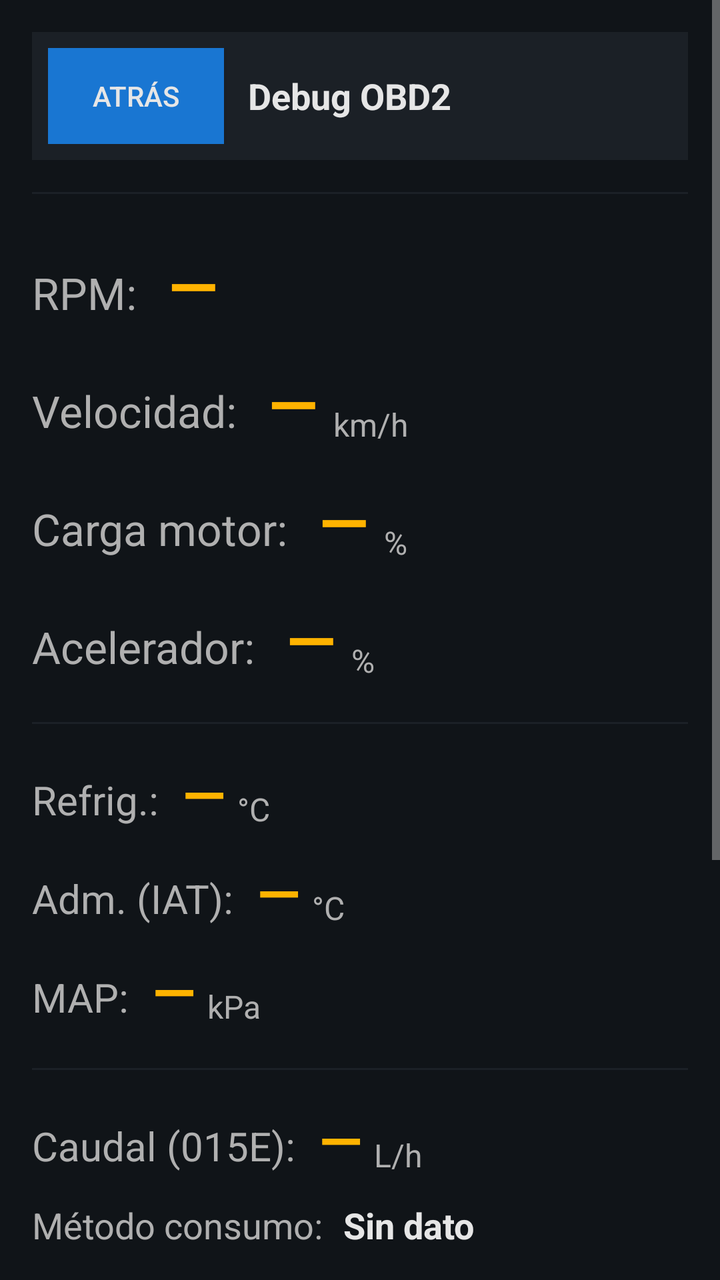
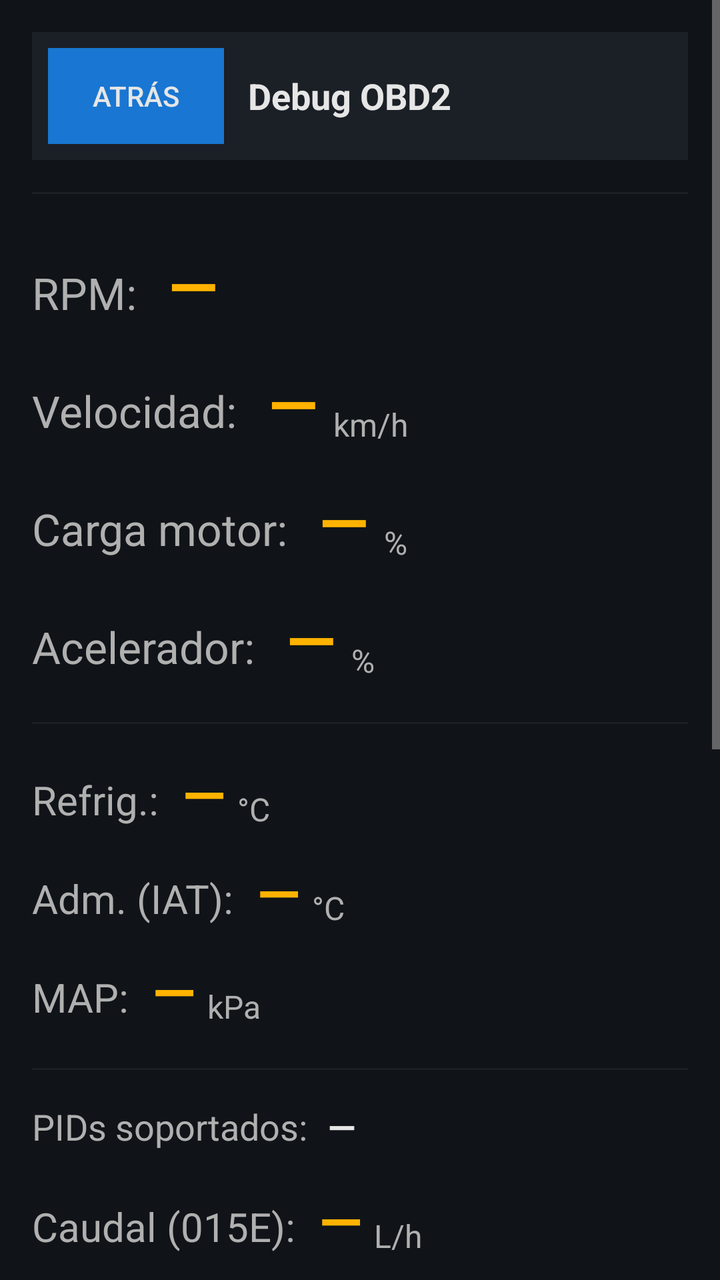

Before-and-after screenshots of an Android layout around one commit, followed by the original layout XML and the change that was made.
<!-- AndroidManifest.xml: application theme Theme.ObdMap -->
<!-- res/layout/activity_obd_debug.xml -->
<?xml version="1.0" encoding="utf-8"?>
<ScrollView xmlns:android="http://schemas.android.com/apk/res/android"
    android:layout_width="match_parent"
    android:layout_height="match_parent"
    android:background="@color/background_dark">

    <LinearLayout
        android:layout_width="match_parent"
        android:layout_height="wrap_content"
        android:orientation="vertical"
        android:padding="16dp">

        
        <LinearLayout
            android:layout_width="match_parent"
            android:layout_height="wrap_content"
            android:background="@color/surface_dark"
            android:orientation="horizontal"
            android:padding="8dp">

            <Button
                android:id="@+id/debugBackButton"
                android:layout_width="wrap_content"
                android:layout_height="wrap_content"
                android:layout_gravity="center_vertical"
                android:background="@color/primary_dark"
                android:paddingStart="16dp"
                android:paddingEnd="16dp"
                android:text="@string/debug_back_button"
                android:textColor="@color/text_primary"
                android:textSize="14sp" />

            <TextView
                android:layout_width="0dp"
                android:layout_height="wrap_content"
                android:layout_gravity="center_vertical"
                android:layout_marginStart="12dp"
                android:layout_weight="1"
                android:text="@string/debug_title"
                android:textColor="@color/text_primary"
                android:textSize="18sp"
                android:textStyle="bold" />
        </LinearLayout>

        
        <View
            android:layout_width="match_parent"
            android:layout_height="1dp"
            android:layout_marginTop="16dp"
            android:background="@color/surface_dark" />

        
        
        

        
        <LinearLayout
            android:layout_width="match_parent"
            android:layout_height="wrap_content"
            android:layout_marginTop="24dp"
            android:orientation="horizontal">

            <TextView
                android:layout_width="wrap_content"
                android:layout_height="wrap_content"
                android:text="@string/debug_rpm_label"
                android:textColor="@color/text_secondary"
                android:textSize="22sp" />

            <TextView
                android:id="@+id/debugRpmValue"
                android:layout_width="wrap_content"
                android:layout_height="wrap_content"
                android:layout_marginStart="16dp"
                android:text="@string/debug_no_data"
                android:textColor="@color/accent"
                android:textSize="32sp"
                android:textStyle="bold" />
        </LinearLayout>

        
        <LinearLayout
            android:layout_width="match_parent"
            android:layout_height="wrap_content"
            android:layout_marginTop="16dp"
            android:orientation="horizontal">

            <TextView
                android:layout_width="wrap_content"
                android:layout_height="wrap_content"
                android:text="@string/debug_speed_label"
                android:textColor="@color/text_secondary"
                android:textSize="22sp" />

            <TextView
                android:id="@+id/debugSpeedValue"
                android:layout_width="wrap_content"
                android:layout_height="wrap_content"
                android:layout_marginStart="16dp"
                android:text="@string/debug_no_data"
                android:textColor="@color/accent"
                android:textSize="32sp"
                android:textStyle="bold" />

            <TextView
                android:layout_width="wrap_content"
                android:layout_height="wrap_content"
                android:layout_marginStart="8dp"
                android:layout_gravity="bottom"
                android:text="@string/debug_speed_unit"
                android:textColor="@color/text_secondary"
                android:textSize="16sp" />
        </LinearLayout>

        
        <LinearLayout
            android:layout_width="match_parent"
            android:layout_height="wrap_content"
            android:layout_marginTop="16dp"
            android:orientation="horizontal">

            <TextView
                android:layout_width="wrap_content"
                android:layout_height="wrap_content"
                android:text="@string/debug_load_label"
                android:textColor="@color/text_secondary"
                android:textSize="22sp" />

            <TextView
                android:id="@+id/debugLoadValue"
                android:layout_width="wrap_content"
                android:layout_height="wrap_content"
                android:layout_marginStart="16dp"
                android:text="@string/debug_no_data"
                android:textColor="@color/accent"
                android:textSize="32sp"
                android:textStyle="bold" />

            <TextView
                android:layout_width="wrap_content"
                android:layout_height="wrap_content"
                android:layout_marginStart="8dp"
                android:layout_gravity="bottom"
                android:text="@string/debug_load_unit"
                android:textColor="@color/text_secondary"
                android:textSize="16sp" />
        </LinearLayout>

        
        <LinearLayout
            android:layout_width="match_parent"
            android:layout_height="wrap_content"
            android:layout_marginTop="16dp"
            android:orientation="horizontal">

            <TextView
                android:layout_width="wrap_content"
                android:layout_height="wrap_content"
                android:text="@string/debug_throttle_label"
                android:textColor="@color/text_secondary"
                android:textSize="22sp" />

            <TextView
                android:id="@+id/debugThrottleValue"
                android:layout_width="wrap_content"
                android:layout_height="wrap_content"
                android:layout_marginStart="16dp"
                android:text="@string/debug_no_data"
                android:textColor="@color/accent"
                android:textSize="32sp"
                android:textStyle="bold" />

            <TextView
                android:layout_width="wrap_content"
                android:layout_height="wrap_content"
                android:layout_marginStart="8dp"
                android:layout_gravity="bottom"
                android:text="@string/debug_throttle_unit"
                android:textColor="@color/text_secondary"
                android:textSize="16sp" />
        </LinearLayout>

        
        <View
            android:layout_width="match_parent"
            android:layout_height="1dp"
            android:layout_marginTop="20dp"
            android:background="@color/surface_dark" />

        
        
        

        
        <LinearLayout
            android:layout_width="match_parent"
            android:layout_height="wrap_content"
            android:layout_marginTop="16dp"
            android:orientation="horizontal">

            <TextView
                android:layout_width="wrap_content"
                android:layout_height="wrap_content"
                android:text="@string/debug_coolant_label"
                android:textColor="@color/text_secondary"
                android:textSize="20sp" />

            <TextView
                android:id="@+id/debugCoolantValue"
                android:layout_width="wrap_content"
                android:layout_height="wrap_content"
                android:layout_marginStart="12dp"
                android:text="@string/debug_no_data"
                android:textColor="@color/accent"
                android:textSize="28sp"
                android:textStyle="bold" />

            <TextView
                android:layout_width="wrap_content"
                android:layout_height="wrap_content"
                android:layout_marginStart="6dp"
                android:layout_gravity="bottom"
                android:text="@string/debug_coolant_unit"
                android:textColor="@color/text_secondary"
                android:textSize="16sp" />
        </LinearLayout>

        
        <LinearLayout
            android:layout_width="match_parent"
            android:layout_height="wrap_content"
            android:layout_marginTop="12dp"
            android:orientation="horizontal">

            <TextView
                android:layout_width="wrap_content"
                android:layout_height="wrap_content"
                android:text="@string/debug_iat_label"
                android:textColor="@color/text_secondary"
                android:textSize="20sp" />

            <TextView
                android:id="@+id/debugIatValue"
                android:layout_width="wrap_content"
                android:layout_height="wrap_content"
                android:layout_marginStart="12dp"
                android:text="@string/debug_no_data"
                android:textColor="@color/accent"
                android:textSize="28sp"
                android:textStyle="bold" />

            <TextView
                android:layout_width="wrap_content"
                android:layout_height="wrap_content"
                android:layout_marginStart="6dp"
                android:layout_gravity="bottom"
                android:text="@string/debug_iat_unit"
                android:textColor="@color/text_secondary"
                android:textSize="16sp" />
        </LinearLayout>

        
        <LinearLayout
            android:layout_width="match_parent"
            android:layout_height="wrap_content"
            android:layout_marginTop="12dp"
            android:orientation="horizontal">

            <TextView
                android:layout_width="wrap_content"
                android:layout_height="wrap_content"
                android:text="@string/debug_map_label"
                android:textColor="@color/text_secondary"
                android:textSize="20sp" />

            <TextView
                android:id="@+id/debugMapValue"
                android:layout_width="wrap_content"
                android:layout_height="wrap_content"
                android:layout_marginStart="12dp"
                android:text="@string/debug_no_data"
                android:textColor="@color/accent"
                android:textSize="28sp"
                android:textStyle="bold" />

            <TextView
                android:layout_width="wrap_content"
                android:layout_height="wrap_content"
                android:layout_marginStart="6dp"
                android:layout_gravity="bottom"
                android:text="@string/debug_map_unit"
                android:textColor="@color/text_secondary"
                android:textSize="16sp" />
        </LinearLayout>

        
        <View
            android:layout_width="match_parent"
            android:layout_height="1dp"
            android:layout_marginTop="20dp"
            android:background="@color/surface_dark" />

        
        
        

        
        <LinearLayout
            android:layout_width="match_parent"
            android:layout_height="wrap_content"
            android:layout_marginTop="16dp"
            android:orientation="horizontal">

            <TextView
                android:layout_width="wrap_content"
                android:layout_height="wrap_content"
                android:text="@string/debug_fuelrate_label"
                android:textColor="@color/text_secondary"
                android:textSize="20sp" />

            <TextView
                android:id="@+id/debugFuelRateValue"
                android:layout_width="wrap_content"
                android:layout_height="wrap_content"
                android:layout_marginStart="12dp"
                android:text="@string/debug_no_data"
                android:textColor="@color/accent"
                android:textSize="28sp"
                android:textStyle="bold" />

            <TextView
                android:layout_width="wrap_content"
                android:layout_height="wrap_content"
                android:layout_marginStart="6dp"
                android:layout_gravity="bottom"
                android:text="@string/debug_fuelrate_unit"
                android:textColor="@color/text_secondary"
                android:textSize="16sp" />
        </LinearLayout>

        
        <LinearLayout
            android:layout_width="match_parent"
            android:layout_height="wrap_content"
            android:layout_marginTop="12dp"
            android:orientation="horizontal">

            <TextView
                android:layout_width="wrap_content"
                android:layout_height="wrap_content"
                android:text="@string/debug_fuel_method_label"
                android:textColor="@color/text_secondary"
                android:textSize="18sp" />

            <TextView
                android:id="@+id/debugFuelMethodValue"
                android:layout_width="wrap_content"
                android:layout_height="wrap_content"
                android:layout_marginStart="10dp"
                android:text="@string/debug_fuel_method_none"
                android:textColor="@color/text_primary"
                android:textSize="18sp"
                android:textStyle="bold" />
        </LinearLayout>

        
        <LinearLayout
            android:layout_width="match_parent"
            android:layout_height="wrap_content"
            android:layout_marginTop="16dp"
            android:orientation="horizontal">

            <TextView
                android:layout_width="wrap_content"
                android:layout_height="wrap_content"
                android:text="@string/debug_instant_lh_label"
                android:textColor="@color/text_secondary"
                android:textSize="22sp" />

            <TextView
                android:id="@+id/debugInstantLhValue"
                android:layout_width="wrap_content"
                android:layout_height="wrap_content"
                android:layout_marginStart="16dp"
                android:text="@string/debug_no_data"
                android:textColor="@color/accent"
                android:textSize="32sp"
                android:textStyle="bold" />

            <TextView
                android:layout_width="wrap_content"
                android:layout_height="wrap_content"
                android:layout_marginStart="8dp"
                android:layout_gravity="bottom"
                android:text="@string/debug_instant_lh_unit"
                android:textColor="@color/text_secondary"
                android:textSize="16sp" />
        </LinearLayout>

        
        <LinearLayout
            android:layout_width="match_parent"
            android:layout_height="wrap_content"
            android:layout_marginTop="12dp"
            android:orientation="horizontal">

            <TextView
                android:layout_width="wrap_content"
                android:layout_height="wrap_content"
                android:text="@string/debug_instant_l100km_label"
                android:textColor="@color/text_secondary"
                android:textSize="22sp" />

            <TextView
                android:id="@+id/debugInstantL100kmValue"
                android:layout_width="wrap_content"
                android:layout_height="wrap_content"
                android:layout_marginStart="16dp"
                android:text="@string/debug_no_data"
                android:textColor="@color/accent"
                android:textSize="32sp"
                android:textStyle="bold" />

            <TextView
                android:layout_width="wrap_content"
                android:layout_height="wrap_content"
                android:layout_marginStart="8dp"
                android:layout_gravity="bottom"
                android:text="@string/debug_instant_l100km_unit"
                android:textColor="@color/text_secondary"
                android:textSize="16sp" />
        </LinearLayout>

        
        <LinearLayout
            android:layout_width="match_parent"
            android:layout_height="wrap_content"
            android:layout_marginTop="12dp"
            android:orientation="horizontal">

            <TextView
                android:layout_width="wrap_content"
                android:layout_height="wrap_content"
                android:text="@string/debug_average_l100km_label"
                android:textColor="@color/text_secondary"
                android:textSize="22sp" />

            <TextView
                android:id="@+id/debugAverageL100kmValue"
                android:layout_width="wrap_content"
                android:layout_height="wrap_content"
                android:layout_marginStart="16dp"
                android:text="@string/debug_no_data"
                android:textColor="@color/accent"
                android:textSize="32sp"
                android:textStyle="bold" />

            <TextView
                android:layout_width="wrap_content"
                android:layout_height="wrap_content"
                android:layout_marginStart="8dp"
                android:layout_gravity="bottom"
                android:text="@string/debug_average_l100km_unit"
                android:textColor="@color/text_secondary"
                android:textSize="16sp" />
        </LinearLayout>

        
        <Button
            android:id="@+id/debugResetAvgButton"
            android:layout_width="wrap_content"
            android:layout_height="wrap_content"
            android:layout_marginTop="12dp"
            android:background="@color/primary_dark"
            android:paddingStart="20dp"
            android:paddingEnd="20dp"
            android:text="@string/debug_reset_avg_button"
            android:textColor="@color/text_primary"
            android:textSize="14sp" />

        
        <View
            android:layout_width="match_parent"
            android:layout_height="1dp"
            android:layout_marginTop="20dp"
            android:background="@color/surface_dark" />

        
        
        

        
        <LinearLayout
            android:layout_width="match_parent"
            android:layout_height="wrap_content"
            android:layout_marginTop="16dp"
            android:orientation="horizontal">

            <TextView
                android:layout_width="wrap_content"
                android:layout_height="wrap_content"
                android:text="@string/debug_state_label"
                android:textColor="@color/text_secondary"
                android:textSize="15sp" />

            <TextView
                android:id="@+id/debugStateValue"
                android:layout_width="wrap_content"
                android:layout_height="wrap_content"
                android:layout_marginStart="8dp"
                android:text="@string/obd_state_connecting"
                android:textColor="@color/text_primary"
                android:textSize="15sp" />
        </LinearLayout>

        
        <TextView
            android:id="@+id/debugLastReading"
            android:layout_width="match_parent"
            android:layout_height="wrap_content"
            android:layout_marginTop="8dp"
            android:text="@string/debug_no_reading_yet"
            android:textColor="@color/text_secondary"
            android:textSize="13sp" />

    </LinearLayout>
</ScrollView>
<!-- resources referenced by this layout -->
<resources>
  <color name="accent">#FFFFB300</color>
  <color name="background_dark">#FF101418</color>
  <color name="primary_dark">#FF1976D2</color>
  <color name="surface_dark">#FF1B2026</color>
  <color name="text_primary">#FFE6E6E6</color>
  <color name="text_secondary">#FFB0B0B0</color>
  <string name="debug_average_l100km_label">Consumo medio:</string>
  <string name="debug_average_l100km_unit">L/100km</string>
  <string name="debug_back_button">Atrás</string>
  <string name="debug_coolant_label">Refrig.:</string>
  <string name="debug_coolant_unit">°C</string>
  <string name="debug_fuel_method_label">Método consumo:</string>
  <string name="debug_fuel_method_none">Sin dato</string>
  <string name="debug_fuelrate_label">Caudal (015E):</string>
  <string name="debug_fuelrate_unit">L/h</string>
  <string name="debug_iat_label">Adm. (IAT):</string>
  <string name="debug_iat_unit">°C</string>
  <string name="debug_instant_l100km_label">Consumo inst.:</string>
  <string name="debug_instant_l100km_unit">L/100km</string>
  <string name="debug_instant_lh_label">Consumo inst.:</string>
  <string name="debug_instant_lh_unit">L/h</string>
  <string name="debug_load_label">Carga motor:</string>
  <string name="debug_load_unit">%</string>
  <string name="debug_map_label">MAP:</string>
  <string name="debug_map_unit">kPa</string>
  <string name="debug_no_data">—</string>
  <string name="debug_no_reading_yet">Sin lecturas aún</string>
  <string name="debug_reset_avg_button">Reiniciar medio</string>
  <string name="debug_rpm_label">RPM:</string>
  <string name="debug_speed_label">Velocidad:</string>
  <string name="debug_speed_unit">km/h</string>
  <string name="debug_state_label">Estado:</string>
  <string name="debug_throttle_label">Acelerador:</string>
  <string name="debug_throttle_unit">%</string>
  <string name="debug_title">Debug OBD2</string>
  <string name="obd_state_connecting">Conectando…</string>
  <style name="Theme.ObdMap" parent="Theme.AppCompat.NoActionBar">
          <item name="colorPrimary">@color/primary</item>
          <item name="colorPrimaryDark">@color/primary_dark</item>
          <item name="colorAccent">@color/accent</item>
          <item name="android:windowBackground">@color/background_dark</item>
          <item name="android:textColorPrimary">@color/text_primary</item>
          <item name="android:textColorSecondary">@color/text_secondary</item>
          <item name="android:windowFullscreen">true</item>
      </style>
  <color name="primary">#FF2196F3</color>
</resources>

<!-- the commit's change to res/layout/activity_obd_debug.xml (unified diff, before → after) -->
@@ -1,5 +1,6 @@
 <?xml version="1.0" encoding="utf-8"?>
 <ScrollView xmlns:android="http://schemas.android.com/apk/res/android"
+    xmlns:tools="http://schemas.android.com/tools"
     android:layout_width="match_parent"
     android:layout_height="match_parent"
     android:background="@color/background_dark">
@@ -303,6 +304,31 @@
         
         
         
+
+        
+        <LinearLayout
+            android:layout_width="match_parent"
+            android:layout_height="wrap_content"
+            android:layout_marginTop="16dp"
+            android:orientation="horizontal">
+
+            <TextView
+                android:layout_width="wrap_content"
+                android:layout_height="wrap_content"
+                android:text="@string/debug_pids_label"
+                android:textColor="@color/text_secondary"
+                android:textSize="18sp" />
+
+            <TextView
+                android:id="@+id/debugPidsValue"
+                android:layout_width="wrap_content"
+                android:layout_height="wrap_content"
+                android:layout_marginStart="10dp"
+                android:text="@string/debug_no_data"
+                android:textColor="@color/text_primary"
+                android:textSize="18sp"
+                android:textStyle="bold" />
+        </LinearLayout>
 
         
         <LinearLayout
@@ -479,6 +505,49 @@
             android:textSize="14sp" />
 
         
+        <TextView
+            android:layout_width="match_parent"
+            android:layout_height="wrap_content"
+            android:layout_marginTop="20dp"
+            android:text="@string/debug_calib_label"
+            android:textColor="@color/text_secondary"
+            android:textSize="18sp" />
+
+        <LinearLayout
+            android:layout_width="match_parent"
+            android:layout_height="wrap_content"
+            android:layout_marginTop="8dp"
+            android:orientation="horizontal">
+
+            <EditText
+                android:id="@+id/debugCalibInput"
+                android:layout_width="0dp"
+                android:layout_height="wrap_content"
+                android:layout_gravity="center_vertical"
+                android:layout_weight="1"
+                android:hint="@string/debug_calib_label"
+                android:inputType="numberDecimal"
+                android:maxLength="6"
+                android:textColor="@color/text_primary"
+                android:textColorHint="@color/text_secondary"
+                android:textSize="20sp"
+                tools:ignore="Autofill" />
+
+            <Button
+                android:id="@+id/debugCalibSaveButton"
+                android:layout_width="wrap_content"
+                android:layout_height="wrap_content"
+                android:layout_gravity="center_vertical"
+                android:layout_marginStart="12dp"
+                android:background="@color/primary_dark"
+                android:paddingStart="20dp"
+                android:paddingEnd="20dp"
+                android:text="@string/debug_calib_save_button"
+                android:textColor="@color/text_primary"
+                android:textSize="14sp" />
+        </LinearLayout>
+
+        
         <View
             android:layout_width="match_parent"
             android:layout_height="1dp"
<!-- resource entries referenced after the edit -->
@@ -9,6 +9,8 @@
   <string name="debug_average_l100km_label">Consumo medio:</string>
   <string name="debug_average_l100km_unit">L/100km</string>
   <string name="debug_back_button">Atrás</string>
+  <string name="debug_calib_label">Calibración qMax (mg/carrera):</string>
+  <string name="debug_calib_save_button">Guardar</string>
   <string name="debug_coolant_label">Refrig.:</string>
   <string name="debug_coolant_unit">°C</string>
   <string name="debug_fuel_method_label">Método consumo:</string>
@@ -27,6 +29,7 @@
   <string name="debug_map_unit">kPa</string>
   <string name="debug_no_data">—</string>
   <string name="debug_no_reading_yet">Sin lecturas aún</string>
+  <string name="debug_pids_label">PIDs soportados:</string>
   <string name="debug_reset_avg_button">Reiniciar medio</string>
   <string name="debug_rpm_label">RPM:</string>
   <string name="debug_speed_label">Velocidad:</string>
